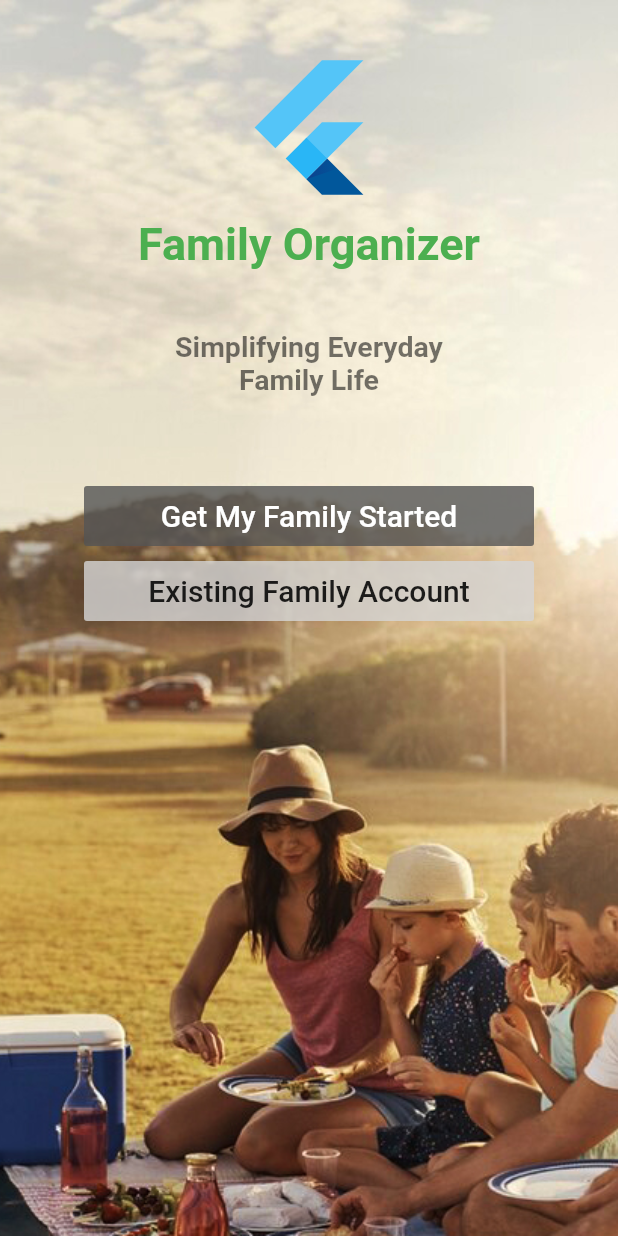
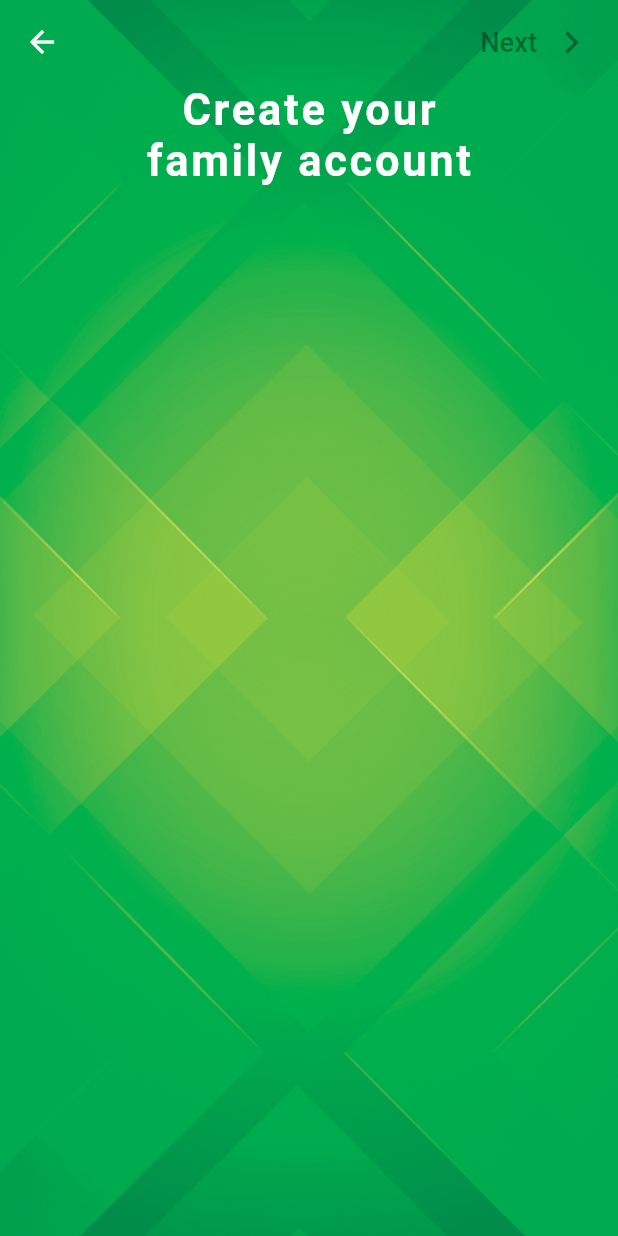
Before and after one commit to Horoshev36/family_organizer, a Flutter app: the screen it shows after launch, on a phone screen of 412 x 824 dp. Run offline on Flutter 3.47's test engine with Material 2 defaults, Android fonts, the phone set to English and light mode, and no system bars.

Commit message:
Started do second screen

```diff
--- /dev/null
+++ b/lib/SingInUp/CreateFamilyAccount.dart
@@ -0,0 +1,55 @@
+import 'package:flutter/material.dart';
+
+
+class CustomTextStyle {
+  static TextStyle headers(BuildContext context) {
+    return  new TextStyle(
+    fontSize: 29.0,
+    color: Colors.white,
+    fontFamily: 'Roboto',
+    fontWeight: FontWeight.bold,
+    letterSpacing: 1.8);
+  }
+}
+
+class CreateFamilyAccount extends StatefulWidget {
+  @override
+  createState() => new CreateFamilyAccountState();
+}
+
+class CreateFamilyAccountState extends State<CreateFamilyAccount> {
+  @override
+  Widget build(BuildContext context) {
+    return Stack(// <-- STACK AS THE SCAFFOLD PARENT
+        children: [
+      Container(
+        decoration: BoxDecoration(
+          image: DecorationImage(
+            image: AssetImage('assets/greenBg.png'), // <-- BACKGROUND IMAGE
+            fit: BoxFit.cover,
+          ),
+        ),
+      ),
+      new Scaffold(
+        backgroundColor: Colors.transparent,
+        appBar: new AppBar(
+          backgroundColor: Colors.transparent,
+          elevation: 0,
+          leading: Icon(Icons.arrow_back),
+          actions: <Widget>[
+            FlatButton.icon(onPressed: null, icon: Text('Next',textScaleFactor: 1.3,), label: Icon(Icons.chevron_right,size: 30.0,)),
+          ],
+        ),
+        body: new Center(
+          child: new Column(
+            children: <Widget>[
+              new Text('Create your',style: CustomTextStyle.headers(context),),
+              new Text('family account',style: CustomTextStyle.headers(context))
+
+            ],
+          ),
+        ),
+      ),
+    ]);
+  }
+}
--- a/lib/main.dart
+++ b/lib/main.dart
@@ -1,7 +1,8 @@
 import 'package:familyorganizer/SingInUp/ChooseInUp.dart';
+import 'package:familyorganizer/SingInUp/CreateFamilyAccount.dart';
 import 'package:flutter/material.dart';
 
 
 void main() => runApp(new MaterialApp(
     debugShowCheckedModeBanner: false,
-    home: ChooseInUp()));
+    home: CreateFamilyAccount()));
--- a/pubspec.yaml
+++ b/pubspec.yaml
@@ -43,6 +43,7 @@ flutter:
   # To add assets to your application, add an assets section, like this:
   assets:
     - assets/bg.jpg
+    - assets/greenBg.png
 
   # An image asset can refer to one or more resolution-specific "variants", see
   # https://flutter.dev/assets-and-images/#resolution-aware.
```
Also changed, not shown: assets/greenBg.png (added).
